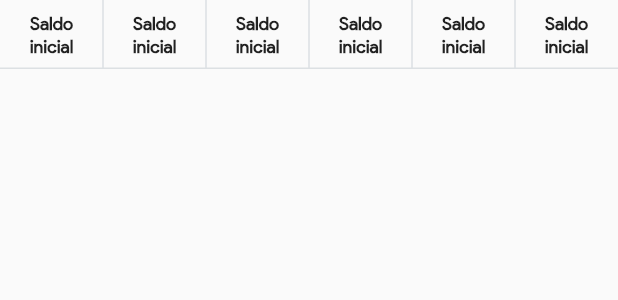
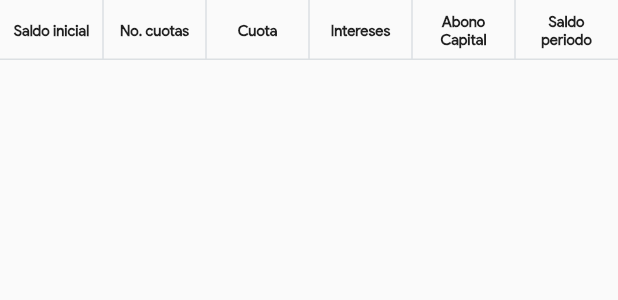
Before and after one commit to Christgrant98/LoanMocker, a Flutter app: the SimulatorTable widget shown alone on an empty page, opened directly with empty values, on a phone screen of 412 x 824 dp. Shown: the top 300 px of the screen. Run offline on Flutter 3.47's test engine with Material 2 defaults, Android fonts, the phone set to English and light mode, and no system bars; our stand-ins replace flutter_bloc, flutter_svg.

```diff
--- a/lib/presentation/widgets/utils/simulator_table.dart
+++ b/lib/presentation/widgets/utils/simulator_table.dart
@@ -46,7 +46,7 @@ class SimulatorTable extends StatelessWidget {
         );
       } else if (i == 5) {
         headerCells.add(
-          _buildTableCellHeader(text: 'Saldo del periodo'),
+          _buildTableCellHeader(text: 'Saldo periodo'),
         );
       }
     }
@@ -131,15 +131,16 @@ class SimulatorTable extends StatelessWidget {
   TableCell _buildTableCellHeader({
     required String text,
   }) {
-    return const TableCell(
+    return TableCell(
       child: Padding(
-        padding: EdgeInsets.all(8.0),
+        padding: const EdgeInsets.all(8.0),
         child: Center(
           child: TextView(
-              fontWeight: FontWeight.bold,
-              fontSize: 12,
-              textAlign: TextAlign.center,
-              text: 'Saldo inicial'),
+            fontWeight: FontWeight.bold,
+            fontSize: 10,
+            textAlign: TextAlign.center,
+            text: text,
+          ),
         ),
       ),
     );
```
Also changed, not shown: lib/presentation/widgets/utils/credit_history_content.dart (+29 -5 lines).
